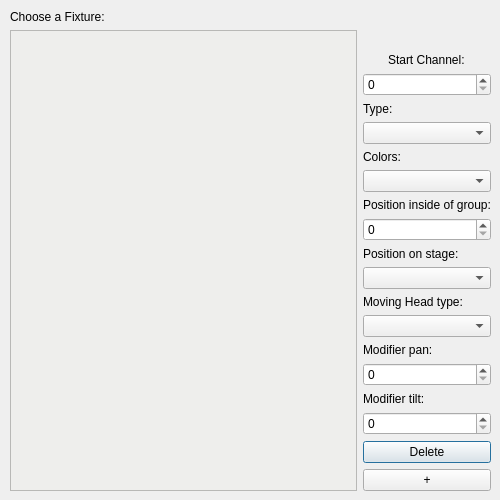
Before: the Qt Designer form src/ui/fixturechoosingdialog.ui in Lenium37/SigLight, drawn with Qt 5.
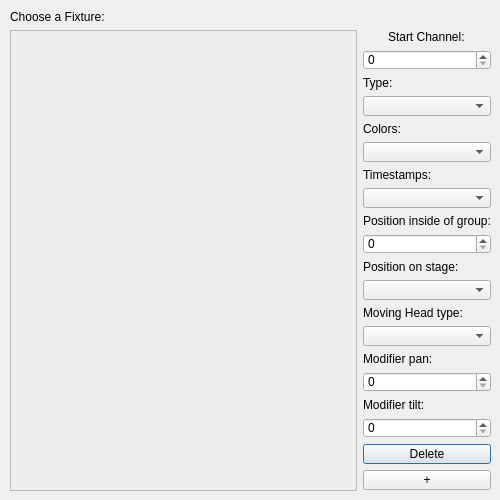
After: the same form once the commit is applied.

Commit message: added timestamps type to GUI fixture setting

What changed in the file:
```diff
--- a/src/ui/fixturechoosingdialog.ui
+++ b/src/ui/fixturechoosingdialog.ui
@@ -126,7 +126,32 @@
       </item>
       <item>
        <widget class="QComboBox" name="cB_colors"/>
-      </item>      
+      </item>
+      <item alignment="Qt::AlignBottom">
+       <widget class="QLabel" name="l_timestamps">
+        <property name="sizePolicy">
+         <sizepolicy hsizetype="Preferred" vsizetype="Preferred">
+          <horstretch>0</horstretch>
+          <verstretch>0</verstretch>
+         </sizepolicy>
+        </property>
+        <property name="layoutDirection">
+         <enum>Qt::LeftToRight</enum>
+        </property>
+        <property name="autoFillBackground">
+         <bool>false</bool>
+        </property>
+        <property name="styleSheet">
+         <string notr="true"/>
+        </property>
+        <property name="text">
+         <string>Timestamps:</string>
+        </property>
+       </widget>
+      </item>
+      <item>
+       <widget class="QComboBox" name="cB_timestamps"/>
+      </item>
       <item alignment="Qt::AlignBottom">
        <widget class="QLabel" name="l_position_inside_group">
         <property name="sizePolicy">
```
The commit also changes 15 other files.
